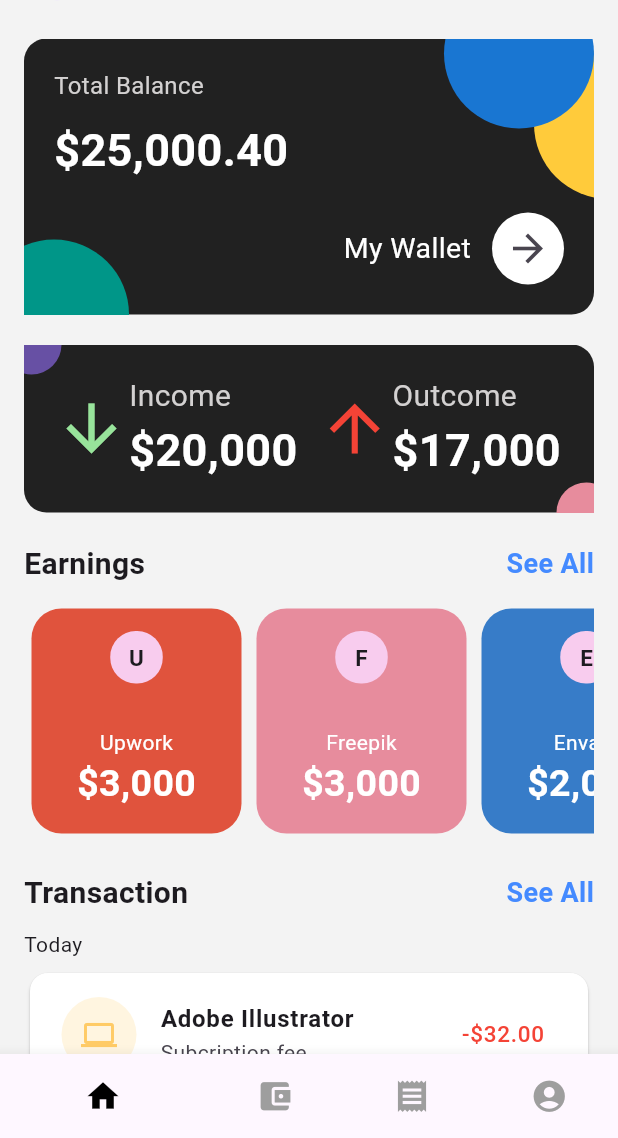
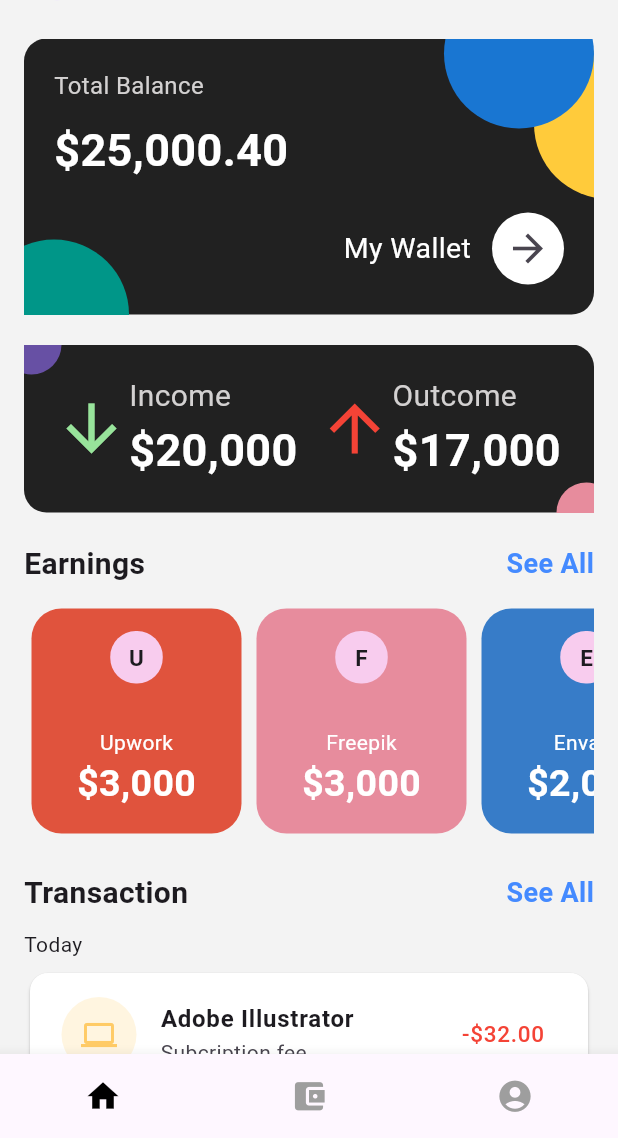
Before and after one commit to Mohamady1/fintech, a Flutter app: the screen it shows after launch, on a phone screen of 412 x 824 dp, the part 98-1236 px from its top. Run offline on Flutter 3.47's test engine with Material 3 defaults, Android fonts, the phone set to English and light mode, and no system bars; our stand-ins replace dotted_border, get.

Commit message:
modify navigation

```diff
--- a/lib/navigation.dart
+++ b/lib/navigation.dart
@@ -51,13 +51,6 @@ class _HomePageState extends State<HomePage> {
           ),
           BottomNavigationBarItem(
             icon: Icon(
-              Icons.receipt,
-              size: 25,
-            ),
-            label: 'Transactions',
-          ),
-          BottomNavigationBarItem(
-            icon: Icon(
               Icons.account_circle,
               size: 25,
             ),
```
